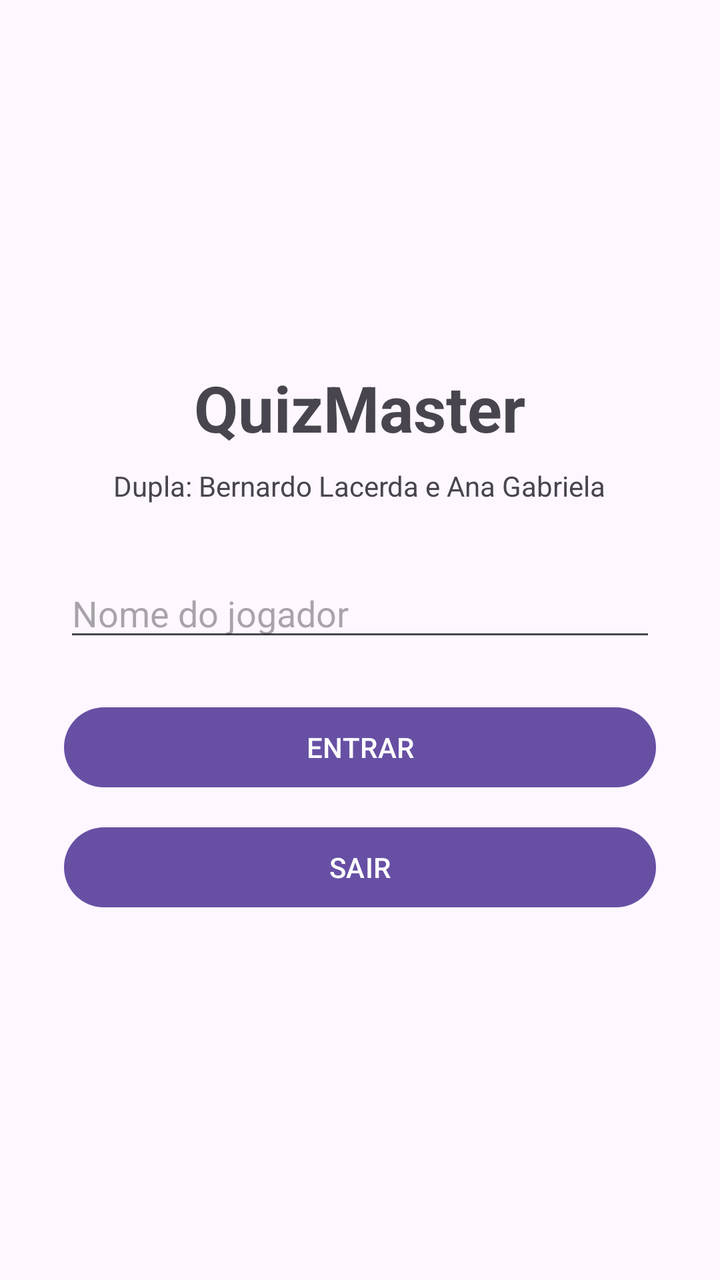
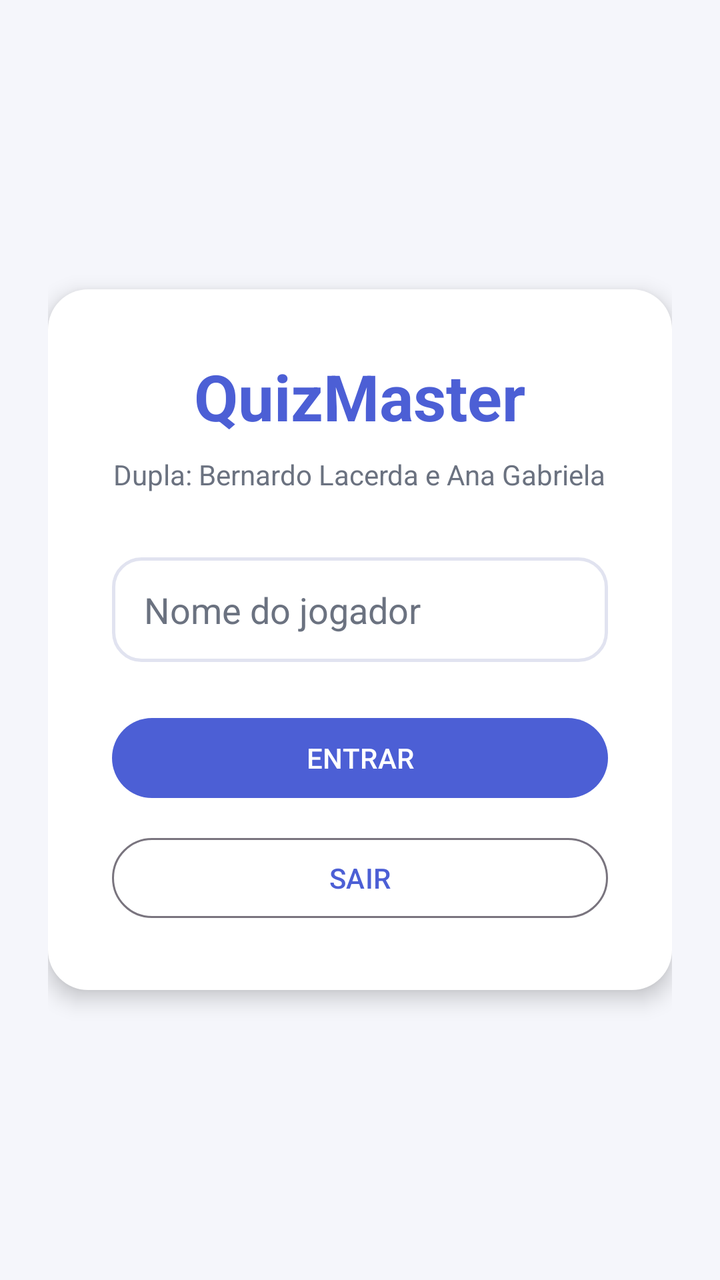

An Android layout rendered at two revisions. The XML below is the earlier revision; the diff shows what the commit changed to produce the second picture.
<!-- AndroidManifest.xml: application theme Theme.QuizMaster -->
<!-- res/layout/activity_main.xml -->
<?xml version="1.0" encoding="utf-8"?>
<LinearLayout xmlns:android="http://schemas.android.com/apk/res/android"
    android:layout_width="match_parent"
    android:layout_height="match_parent"
    android:orientation="vertical"
    android:gravity="center"
    android:padding="32dp">

    <TextView
        android:layout_width="wrap_content"
        android:layout_height="wrap_content"
        android:text="@string/app_name"
        android:textSize="32sp"
        android:textStyle="bold" />

    <TextView
        android:layout_width="wrap_content"
        android:layout_height="wrap_content"
        android:layout_marginTop="8dp"
        android:layout_marginBottom="32dp"
        android:text="@string/identificacao_dupla"
        android:textSize="14sp" />

    <EditText
        android:id="@+id/edit_nome_jogador"
        android:layout_width="match_parent"
        android:layout_height="wrap_content"
        android:hint="@string/hint_nome_jogador"
        android:inputType="textPersonName" />

    <Button
        android:id="@+id/btn_entrar"
        android:layout_width="match_parent"
        android:layout_height="wrap_content"
        android:layout_marginTop="24dp"
        android:text="@string/botao_entrar" />

    <Button
        android:id="@+id/btn_sair"
        android:layout_width="match_parent"
        android:layout_height="wrap_content"
        android:layout_marginTop="12dp"
        android:text="@string/botao_sair" />

</LinearLayout>
<!-- resources referenced by this layout -->
<resources>
  <string name="app_name">QuizMaster</string>
  <string name="botao_entrar">ENTRAR</string>
  <string name="botao_sair">SAIR</string>
  <string name="hint_nome_jogador">Nome do jogador</string>
  <string name="identificacao_dupla">Dupla: Bernardo Lacerda e Ana Gabriela</string>
  <style name="Theme.QuizMaster" parent="Base.Theme.QuizMaster" />
  <style name="Base.Theme.QuizMaster" parent="Theme.Material3.DayNight.NoActionBar">
          
          
      </style>
</resources>

<!-- the commit's change to res/layout/activity_main.xml (unified diff, before → after) -->
@@ -4,42 +4,60 @@
     android:layout_height="match_parent"
     android:orientation="vertical"
     android:gravity="center"
-    android:padding="32dp">
+    android:background="@color/color_background"
+    android:padding="24dp">
 
-    <TextView
-        android:layout_width="wrap_content"
-        android:layout_height="wrap_content"
-        android:text="@string/app_name"
-        android:textSize="32sp"
-        android:textStyle="bold" />
-
-    <TextView
-        android:layout_width="wrap_content"
-        android:layout_height="wrap_content"
-        android:layout_marginTop="8dp"
-        android:layout_marginBottom="32dp"
-        android:text="@string/identificacao_dupla"
-        android:textSize="14sp" />
-
-    <EditText
-        android:id="@+id/edit_nome_jogador"
+    <LinearLayout
         android:layout_width="match_parent"
         android:layout_height="wrap_content"
-        android:hint="@string/hint_nome_jogador"
-        android:inputType="textPersonName" />
+        android:orientation="vertical"
+        android:gravity="center_horizontal"
+        android:background="@drawable/bg_card"
+        android:elevation="6dp"
+        android:padding="32dp">
 
-    <Button
-        android:id="@+id/btn_entrar"
-        android:layout_width="match_parent"
-        android:layout_height="wrap_content"
-        android:layout_marginTop="24dp"
-        android:text="@string/botao_entrar" />
+        <TextView
+            android:layout_width="wrap_content"
+            android:layout_height="wrap_content"
+            android:text="@string/app_name"
+            android:textSize="32sp"
+            android:textStyle="bold"
+            android:textColor="@color/color_primary" />
 
-    <Button
-        android:id="@+id/btn_sair"
-        android:layout_width="match_parent"
-        android:layout_height="wrap_content"
-        android:layout_marginTop="12dp"
-        android:text="@string/botao_sair" />
+        <TextView
+            android:layout_width="wrap_content"
+            android:layout_height="wrap_content"
+            android:layout_marginTop="8dp"
+            android:layout_marginBottom="32dp"
+            android:text="@string/identificacao_dupla"
+            android:textSize="14sp"
+            android:textColor="@color/color_text_secondary" />
+
+        <EditText
+            android:id="@+id/edit_nome_jogador"
+            android:layout_width="match_parent"
+            android:layout_height="wrap_content"
+            android:background="@drawable/bg_input_rounded"
+            android:hint="@string/hint_nome_jogador"
+            android:inputType="textPersonName"
+            android:textColor="@color/color_on_surface"
+            android:textColorHint="@color/color_text_secondary" />
+
+        <Button
+            android:id="@+id/btn_entrar"
+            android:layout_width="match_parent"
+            android:layout_height="wrap_content"
+            android:layout_marginTop="24dp"
+            android:text="@string/botao_entrar" />
+
+        <Button
+            android:id="@+id/btn_sair"
+            style="@style/Widget.Material3.Button.OutlinedButton"
+            android:layout_width="match_parent"
+            android:layout_height="wrap_content"
+            android:layout_marginTop="12dp"
+            android:text="@string/botao_sair" />
+
+    </LinearLayout>
 
 </LinearLayout>
<!-- resource entries referenced after the edit -->
@@ -1,14 +1,67 @@
 <!-- resources referenced by this layout -->
 <resources>
+  <color name="color_background">#F5F6FB</color>
+  <color name="color_on_surface">#1F2333</color>
+  <color name="color_primary">#4C5FD5</color>
+  <color name="color_text_secondary">#6B7280</color>
+  <!-- drawable bg_card (drawable) -->
+  <?xml version="1.0" encoding="utf-8"?>
+  <shape xmlns:android="http://schemas.android.com/apk/res/android"
+      android:shape="rectangle">
+      <solid android:color="@color/color_surface" />
+      <corners android:radius="20dp" />
+  </shape>
+  <!-- drawable bg_input_rounded (drawable) -->
+  <?xml version="1.0" encoding="utf-8"?>
+  <shape xmlns:android="http://schemas.android.com/apk/res/android"
+      android:shape="rectangle">
+      <solid android:color="@color/color_surface" />
+      <stroke
+          android:width="1.5dp"
+          android:color="@color/color_outline" />
+      <corners android:radius="14dp" />
+      <padding
+          android:left="16dp"
+          android:top="14dp"
+          android:right="16dp"
+          android:bottom="14dp" />
+  </shape>
   <string name="app_name">QuizMaster</string>
   <string name="botao_entrar">ENTRAR</string>
   <string name="botao_sair">SAIR</string>
   <string name="hint_nome_jogador">Nome do jogador</string>
   <string name="identificacao_dupla">Dupla: Bernardo Lacerda e Ana Gabriela</string>
   <style name="Theme.QuizMaster" parent="Base.Theme.QuizMaster" />
+  <color name="color_surface">#FFFFFF</color>
+  <color name="color_outline">#E1E3F0</color>
   <style name="Base.Theme.QuizMaster" parent="Theme.Material3.DayNight.NoActionBar">
-          
-          
+          <item name="colorPrimary">@color/color_primary</item>
+          <item name="colorOnPrimary">@color/color_on_primary</item>
+          <item name="colorPrimaryContainer">@color/color_primary_container</item>
+          <item name="colorOnPrimaryContainer">@color/color_on_primary_container</item>
+  
+          <item name="colorSecondary">@color/color_secondary</item>
+          <item name="colorOnSecondary">@color/color_on_secondary</item>
+  
+          <item name="android:colorBackground">@color/color_background</item>
+          <item name="colorOnBackground">@color/color_on_background</item>
+  
+          <item name="colorSurface">@color/color_surface</item>
+          <item name="colorOnSurface">@color/color_on_surface</item>
+  
+          <item name="colorError">@color/color_error</item>
+          <item name="colorOnError">@color/color_on_error</item>
+  
+          <item name="android:statusBarColor">@color/color_primary_variant</item>
       </style>
+  <color name="color_on_primary">#FFFFFF</color>
+  <color name="color_primary_container">#E4E6FB</color>
+  <color name="color_on_primary_container">#2B2F86</color>
+  <color name="color_secondary">#00BFA6</color>
+  <color name="color_on_secondary">#FFFFFF</color>
+  <color name="color_on_background">#1F2333</color>
+  <color name="color_error">#E53935</color>
+  <color name="color_on_error">#FFFFFF</color>
+  <color name="color_primary_variant">#34399B</color>
 </resources>
 
